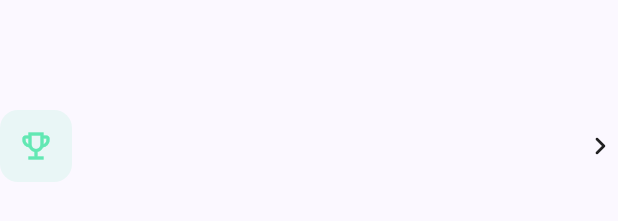
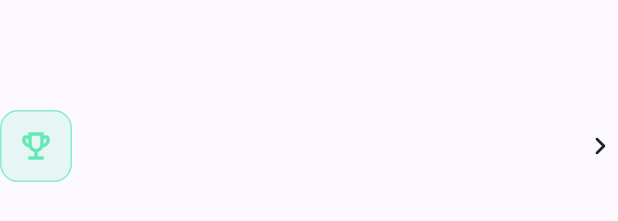
Before and after one commit to JaJoJi/mobile-final-project, a Flutter app: the _RecentMatchRow widget shown alone on an empty page, opened directly with empty values, on a phone screen of 412 x 824 dp. Shown: the part 472-693 px from the top of the screen. Run offline on Flutter 3.47's test engine with Material 3 defaults, Android fonts, the phone set to English and light mode, and no system bars; our stand-ins replace audioplayers, dio, flutter_riverpod, flutter_secure_storage, go_router, shared_preferences and 1 more; missing offline and left inert: dart:html; accounts and stored records are empty; network calls fail.

Commit message:
fix(ui): align lobby match result styling

```diff
--- a/mobile/lib/features/lobby/lobby_screen.dart
+++ b/mobile/lib/features/lobby/lobby_screen.dart
@@ -602,8 +602,9 @@ class _RecentMatchRow extends StatelessWidget {
                 width: AppSpacing.huge,
                 height: AppSpacing.huge,
                 decoration: BoxDecoration(
-                  color: color.withValues(alpha: 0.12),
+                  color: color.withValues(alpha: 0.14),
                   borderRadius: AppRadius.allMd,
+                  border: Border.all(color: color.withValues(alpha: 0.7)),
                 ),
                 child: Icon(icon, color: color),
               ),
```
